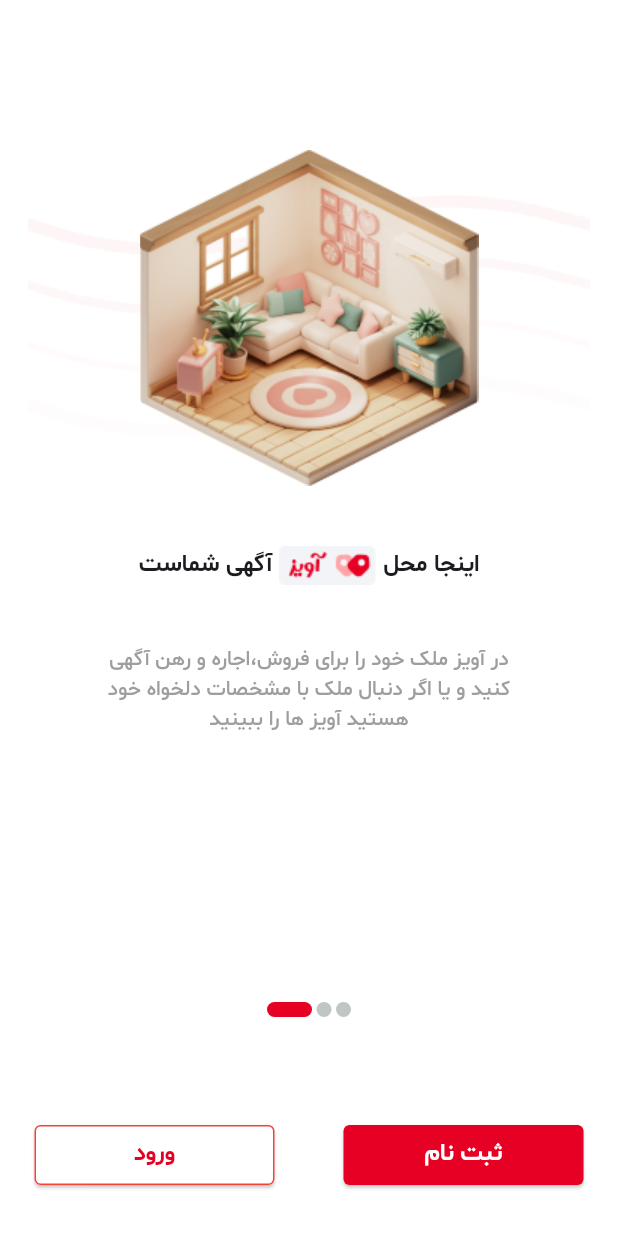
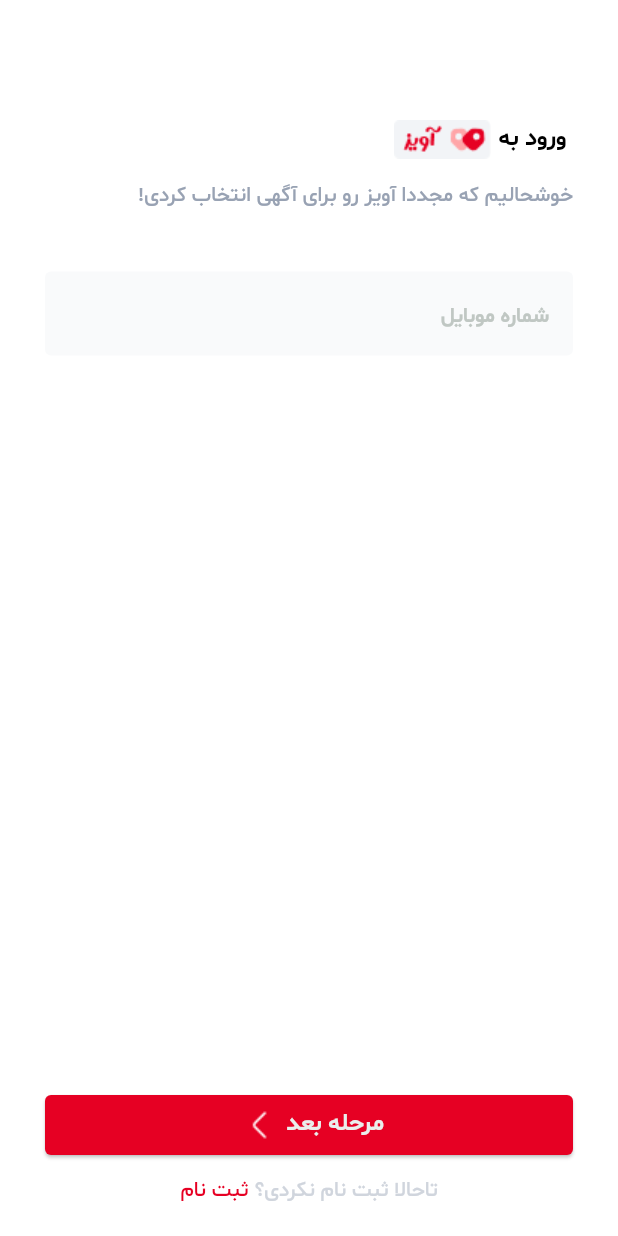
Before and after one commit to mahdiramezanii/AvizApplication, a Flutter app: the screen it shows after launch, after a tap on "ورود", on a phone screen of 412 x 824 dp. Run offline on Flutter 3.47's test engine with Material 3 defaults, Android fonts, the phone set to English and light mode, and no system bars; drawn by our look-alikes of smooth_page_indicator.

Commit message:
complated LoginScrean

```diff
--- /dev/null
+++ b/lib/screan/login_screan.dart
@@ -0,0 +1,131 @@
+import 'package:aviz_application/constant/colors.dart';
+import 'package:flutter/material.dart';
+import 'package:flutter/widgets.dart';
+
+class LoginScrean extends StatelessWidget {
+  @override
+  Widget build(BuildContext context) {
+    return Scaffold(
+      backgroundColor: Colors.white,
+      body: Padding(
+        padding: const EdgeInsets.symmetric(horizontal: 30),
+        child: Column(
+          crossAxisAlignment: CrossAxisAlignment.end,
+          children: [
+            const SizedBox(
+              height: 80,
+            ),
+            const Row(
+              mainAxisAlignment: MainAxisAlignment.end,
+              children: [
+                Image(image: AssetImage("assets/images/aviz.png")),
+                Text(
+                  " ورود به ",
+                  style: TextStyle(
+                    color: Colors.black,
+                    fontFamily: "sb",
+                    fontSize: 16,
+                  ),
+                ),
+              ],
+            ),
+            const SizedBox(
+              height: 15,
+            ),
+            const Text(
+              textDirection: TextDirection.rtl,
+              "خوشحالیم که مجددا آویز رو برای آگهی انتخاب کردی!",
+              style: TextStyle(
+                color: Color.fromRGBO(152, 162, 179, 1),
+                fontFamily: "sm",
+              ),
+            ),
+            const SizedBox(
+              height: 40,
+            ),
+            Directionality(
+              textDirection: TextDirection.rtl,
+              child: TextField(
+                keyboardType: TextInputType.phone,
+                decoration: InputDecoration(
+                  hintText: "شماره موبایل",
+                  hintStyle: TextStyle(
+                    color: MyColors.grey,
+                    fontFamily: "sb",
+                    fontSize: 14,
+                  ),
+                  fillColor: const Color.fromRGBO(249, 250, 251, 1),
+                  filled: true,
+                  enabledBorder: OutlineInputBorder(
+                    borderRadius: BorderRadius.circular(4),
+                    borderSide: BorderSide.none,
+                  ),
+                  focusedBorder: OutlineInputBorder(
+                    borderRadius: BorderRadius.circular(4),
+                    borderSide: BorderSide(
+                      color: MyColors.red3,
+                    ),
+                  ),
+                ),
+              ),
+            ),
+            const Spacer(),
+            ElevatedButton(
+              style: ElevatedButton.styleFrom(
+                backgroundColor: MyColors.red3,
+                shape: RoundedRectangleBorder(
+                  borderRadius: BorderRadius.circular(4),
+                ),
+              ),
+              onPressed: () {},
+              child: Row(
+                mainAxisAlignment: MainAxisAlignment.center,
+                children: [
+                  const Image(
+                    image: AssetImage("assets/images/shift-left.png"),
+                    color: Colors.white,
+                    width: 35,
+                  ),
+                  Text(
+                    "مرحله بعد",
+                    style: TextStyle(
+                      color: MyColors.white,
+                      fontFamily: "sb",
+                      fontSize: 16,
+                    ),
+                  ),
+                ],
+              ),
+            ),
+            const SizedBox(
+              height: 10,
+            ),
+            Row(
+              mainAxisAlignment: MainAxisAlignment.center,
+              children: [
+                Text(
+                  "ثبت نام",
+                  style: TextStyle(
+                    color: MyColors.red3,
+                    fontSize: 14,
+                    fontFamily: "sm",
+                  ),
+                ),
+                const Text(
+                  " تاحالا ثبت نام نکردی؟",
+                  style: TextStyle(
+                    color: Color.fromRGBO(208, 213, 221, 1),
+                    fontFamily: "sm",
+                  ),
+                )
+              ],
+            ),
+            const SizedBox(
+              height: 20,
+            )
+          ],
+        ),
+      ),
+    );
+  }
+}
--- a/lib/screan/welocm_screan.dart
+++ b/lib/screan/welocm_screan.dart
@@ -1,4 +1,5 @@
 import 'package:aviz_application/constant/colors.dart';
+import 'package:aviz_application/screan/login_screan.dart';
 import 'package:flutter/material.dart';
 import 'package:smooth_page_indicator/smooth_page_indicator.dart';
 
@@ -35,7 +36,6 @@ class WelcomScrean extends StatelessWidget {
                   spacing: 3), // your preferred effect
             ),
             const Spacer(),
-
             Row(
               mainAxisAlignment: MainAxisAlignment.spaceAround,
               children: [
@@ -51,7 +51,12 @@ class WelcomScrean extends StatelessWidget {
                       ),
                     ),
                   ),
-                  onPressed: () {},
+                  onPressed: () {
+                    Navigator.of(context).push(
+                        MaterialPageRoute(builder: (BuildContext context) {
+                      return LoginScrean();
+                    }));
+                  },
                   child: Text(
                     "ورود",
                     style: TextStyle(
```
Also changed, not shown: assets/images/shift-left.png (added).
